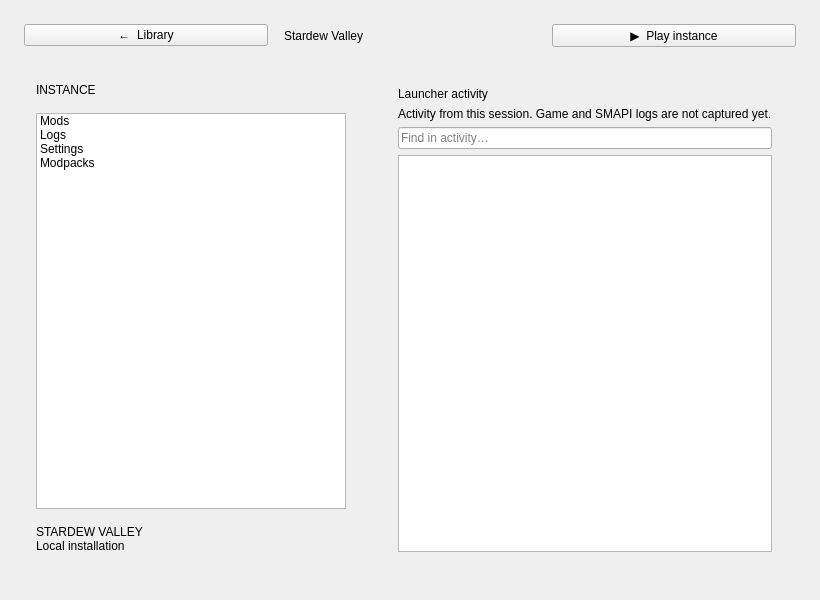
The window that src/qt/InstanceWindow.ui (ChicoState/prismaticlauncher) describes before a commit, drawn with Qt 5.
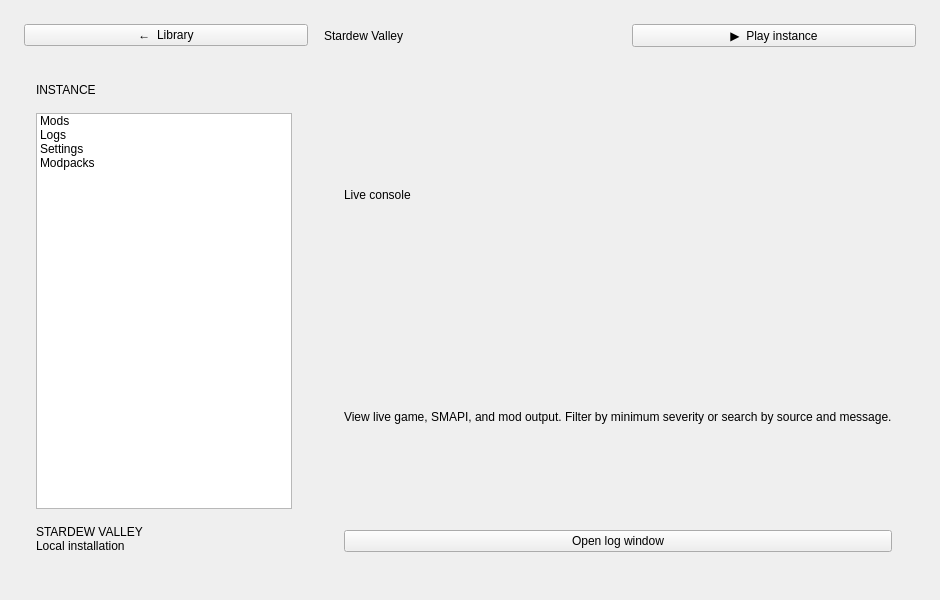
The same window after the commit. The open tabs and pages were chosen to show the change.

Commit message: Fixed permission issues with the agents and added log window

Diff of the .ui file:
```diff
--- a/src/qt/InstanceWindow.ui
+++ b/src/qt/InstanceWindow.ui
@@ -70,10 +70,9 @@
         <widget class="QWidget" name="logsPage">
          <layout class="QVBoxLayout" name="logsLayout">
           <property name="leftMargin"><number>24</number></property><property name="topMargin"><number>24</number></property><property name="rightMargin"><number>24</number></property><property name="bottomMargin"><number>24</number></property>
-          <item><widget class="QLabel" name="logsTitle"><property name="text"><string>Launcher activity</string></property></widget></item>
-          <item><widget class="QLabel" name="logsDescription"><property name="text"><string>Activity from this session. Game and SMAPI logs are not captured yet.</string></property></widget></item>
-          <item><widget class="QLineEdit" name="logFilter"><property name="accessibleName"><string>Find in launcher activity</string></property><property name="placeholderText"><string>Find in activity…</string></property></widget></item>
-          <item><widget class="QPlainTextEdit" name="logs"><property name="accessibleName"><string>Launcher activity log</string></property><property name="readOnly"><bool>true</bool></property></widget></item>
+          <item><widget class="QLabel" name="logsTitle"><property name="text"><string>Live console</string></property></widget></item>
+          <item><widget class="QLabel" name="logsDescription"><property name="text"><string>View live game, SMAPI, and mod output. Filter by minimum severity or search by source and message.</string></property></widget></item>
+          <item><widget class="QPushButton" name="openLogs"><property name="text"><string>Open log window</string></property></widget></item>
          </layout>
         </widget>
         <widget class="QWidget" name="settingsPage">
```
The commit also changes 36 other files.
